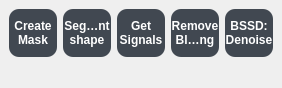
The window that src/napari_metroid/_ui/metroid_main_widget.ui (zoccoler/napari-metroid) describes before a commit, drawn with Qt 5.
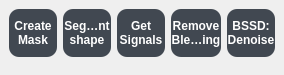
The same window after the commit. Icons and pictures are not drawn.

Commit message:
cleaning comments and prints
- removed vertical spacer from main interface to test if "AlignTop" would work (it didn't);
- removed some commented code and prints;

Diff of the .ui file:
```diff
--- a/src/napari_metroid/_ui/metroid_main_widget.ui
+++ b/src/napari_metroid/_ui/metroid_main_widget.ui
@@ -6,8 +6,8 @@
    <rect>
     <x>0</x>
     <y>0</y>
-    <width>276</width>
-    <height>88</height>
+    <width>284</width>
+    <height>75</height>
    </rect>
   </property>
   <property name="windowTitle">
@@ -17,7 +17,7 @@
    <layout class="QVBoxLayout" name="verticalLayout">
     <item>
      <layout class="QHBoxLayout" name="horizontalLayout">
-      <item>
+      <item alignment="Qt::AlignTop">
        <widget class="QToolButton" name="TButton1">
         <property name="minimumSize">
          <size>
@@ -80,7 +80,7 @@
         </property>
        </widget>
       </item>
-      <item>
+      <item alignment="Qt::AlignTop">
        <widget class="QToolButton" name="TButton2">
         <property name="minimumSize">
          <size>
@@ -137,7 +137,7 @@
         </property>
        </widget>
       </item>
-      <item>
+      <item alignment="Qt::AlignTop">
        <widget class="QToolButton" name="TButton3">
         <property name="minimumSize">
          <size>
@@ -188,7 +188,7 @@
         </property>
        </widget>
       </item>
-      <item>
+      <item alignment="Qt::AlignTop">
        <widget class="QToolButton" name="TButton4">
         <property name="minimumSize">
          <size>
@@ -239,7 +239,7 @@
         </property>
        </widget>
       </item>
-      <item>
+      <item alignment="Qt::AlignTop">
        <widget class="QToolButton" name="TButton5">
         <property name="minimumSize">
          <size>
@@ -292,19 +292,6 @@
       </item>
      </layout>
     </item>
-    <item>
-     <spacer name="verticalSpacer">
-      <property name="orientation">
-       <enum>Qt::Vertical</enum>
-      </property>
-      <property name="sizeHint" stdset="0">
-       <size>
-        <width>20</width>
-        <height>40</height>
-       </size>
-      </property>
-     </spacer>
-    </item>
    </layout>
   </widget>
  </widget>
```
The commit also changes 2 other files.
